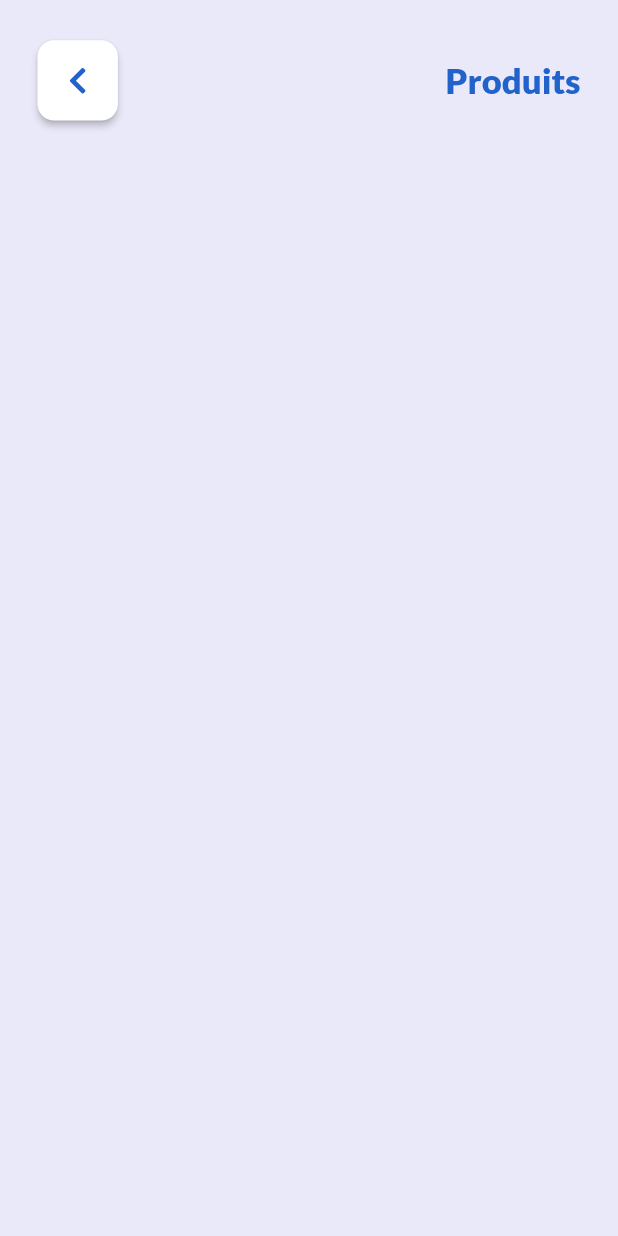
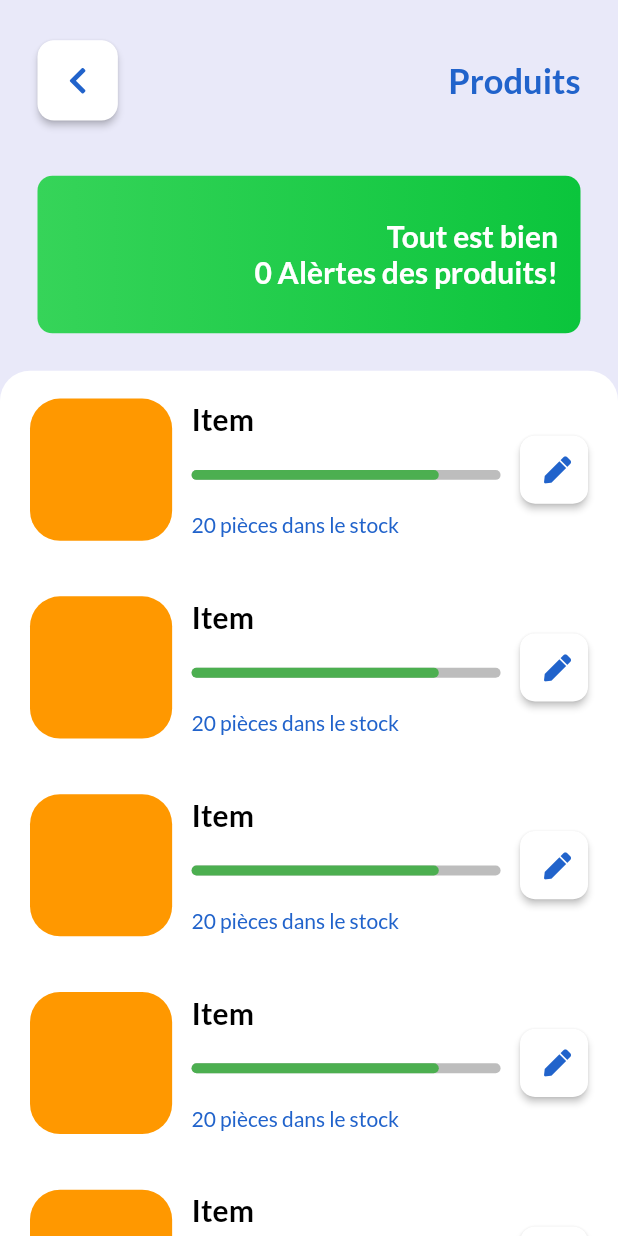
Before and after one commit to B-Houssam/iStock, a Flutter app: the screen it shows after launch, after a tap on an icon or button, on a phone screen of 412 x 824 dp. Run offline on Flutter 3.47's test engine with Material 2 defaults, Android fonts, the phone set to English and light mode, and no system bars; our stand-ins replace font_awesome_flutter, google_fonts.

Commit message:
added product list view

```diff
--- a/lib/views/List-produits.dart
+++ b/lib/views/List-produits.dart
@@ -1,4 +1,6 @@
 import 'package:flutter/material.dart';
+import 'package:iStock/widgets/allView/list.dart';
+import 'package:iStock/widgets/allView/status-bar.dart';
 import 'package:iStock/widgets/allView/top-bar.dart';
 
 class ALL extends StatefulWidget {
@@ -17,6 +19,8 @@ class _ALLState extends State<ALL> {
         child: Column(
           children: <Widget>[
             BackBar(),
+            StatusBar(),
+            ListAll(),
           ],
         ),
       ),
--- /dev/null
+++ b/lib/widgets/allView/list.dart
@@ -0,0 +1,36 @@
+import 'package:flutter/material.dart';
+import 'package:iStock/widgets/allView/ont-item.dart';
+
+class ListAll extends StatefulWidget {
+  ListAll({Key key}) : super(key: key);
+
+  @override
+  _ListAllState createState() => _ListAllState();
+}
+
+class _ListAllState extends State<ListAll> {
+  @override
+  Widget build(BuildContext context) {
+    return Expanded(
+      child: Container(
+        decoration: BoxDecoration(
+          color: Colors.white,
+          borderRadius: BorderRadius.only(
+              topRight: Radius.circular(20), topLeft: Radius.circular(20)),
+        ),
+        child: ListView(
+          physics: BouncingScrollPhysics(),
+          padding: EdgeInsets.only(bottom: 15),
+          children: <Widget>[
+            Item(),
+            Item(),
+            Item(),
+            Item(),
+            Item(),
+            Item(),
+          ],
+        ),
+      ),
+    );
+  }
+}
--- /dev/null
+++ b/lib/widgets/allView/ont-item.dart
@@ -0,0 +1,100 @@
+import 'package:flutter/material.dart';
+import 'package:font_awesome_flutter/font_awesome_flutter.dart';
+import 'package:google_fonts/google_fonts.dart';
+
+class Item extends StatefulWidget {
+  Item({Key key}) : super(key: key);
+
+  @override
+  _ItemState createState() => _ItemState();
+}
+
+class _ItemState extends State<Item> {
+  @override
+  Widget build(BuildContext context) {
+    return Container(
+      width: MediaQuery.of(context).size.width,
+      height: MediaQuery.of(context).size.height * .16,
+      padding: EdgeInsets.only(top: 10, bottom: 10, left: 20, right: 20),
+      child: Row(
+        mainAxisAlignment: MainAxisAlignment.spaceBetween,
+        crossAxisAlignment: CrossAxisAlignment.center,
+        children: <Widget>[
+          Container(
+            width: MediaQuery.of(context).size.width * .23,
+            height: MediaQuery.of(context).size.width * .23,
+            decoration: BoxDecoration(
+              color: Colors.orange,
+              borderRadius: BorderRadius.circular(20),
+            ),
+          ),
+          Column(
+            crossAxisAlignment: CrossAxisAlignment.start,
+            mainAxisAlignment: MainAxisAlignment.spaceAround,
+            children: <Widget>[
+              Text(
+                "Item",
+                style: GoogleFonts.lato(
+                  color: Colors.black,
+                  fontWeight: FontWeight.bold,
+                  fontSize: 20,
+                ),
+              ),
+              Container(
+                width: MediaQuery.of(context).size.width * .5,
+                height: MediaQuery.of(context).size.height * .01,
+                decoration: BoxDecoration(
+                  borderRadius: BorderRadius.circular(20),
+                ),
+                child: Stack(
+                  alignment: Alignment.centerLeft,
+                  children: <Widget>[
+                    Container(
+                      height: MediaQuery.of(context).size.height * .008,
+                      decoration: BoxDecoration(
+                        color: Colors.grey[400],
+                        borderRadius: BorderRadius.circular(20),
+                      ),
+                    ),
+                    Container(
+                      width: MediaQuery.of(context).size.width * .4,
+                      height: MediaQuery.of(context).size.height * .008,
+                      decoration: BoxDecoration(
+                        color: Colors.green,
+                        borderRadius: BorderRadius.circular(20),
+                      ),
+                    )
+                  ],
+                ),
+              ),
+              Text(
+                "20 pièces dans le stock",
+                style: GoogleFonts.lato(
+                  color: Color(0XFF2163CB),
+                  fontWeight: FontWeight.w500,
+                  fontSize: 14,
+                ),
+              ),
+            ],
+          ),
+          Container(
+            width: MediaQuery.of(context).size.width * .11,
+            height: MediaQuery.of(context).size.width * .11,
+            child: RaisedButton(
+              shape: RoundedRectangleBorder(
+                borderRadius: BorderRadius.circular(10),
+              ),
+              color: Colors.white,
+              onPressed: () {},
+              child: Icon(
+                FontAwesomeIcons.pen,
+                color: Color(0XFF2163CB),
+                size: 18,
+              ),
+            ),
+          ),
+        ],
+      ),
+    );
+  }
+}
--- /dev/null
+++ b/lib/widgets/allView/status-bar.dart
@@ -0,0 +1,42 @@
+import 'package:flutter/material.dart';
+import 'package:google_fonts/google_fonts.dart';
+
+class StatusBar extends StatefulWidget {
+  StatusBar({Key key}) : super(key: key);
+
+  @override
+  _StatusBarState createState() => _StatusBarState();
+}
+
+class _StatusBarState extends State<StatusBar> {
+  @override
+  Widget build(BuildContext context) {
+    return Container(
+      width: MediaQuery.of(context).size.width,
+      height: MediaQuery.of(context).size.height * .17,
+      child: Padding(
+        padding: EdgeInsets.only(bottom: 25, left: 25, right: 25, top: 10),
+        child: Container(
+          alignment: Alignment.centerRight,
+          padding: EdgeInsets.only(right: 15),
+          decoration: BoxDecoration(
+            gradient: LinearGradient(colors: [
+              Color(0XFF36D459),
+              Color(0XFF0BC53C),
+            ]),
+            borderRadius: BorderRadius.circular(10),
+          ),
+          child: Text(
+            "Tout est bien\n0 Alèrtes des produits!",
+            textAlign: TextAlign.end,
+            style: GoogleFonts.lato(
+              color: Colors.white,
+              fontWeight: FontWeight.bold,
+              fontSize: 20,
+            ),
+          ),
+        ),
+      ),
+    );
+  }
+}
--- a/lib/widgets/allView/top-bar.dart
+++ b/lib/widgets/allView/top-bar.dart
@@ -37,7 +37,7 @@ class BackBar extends StatelessWidget {
                 "Produits",
                 style: GoogleFonts.lato(
                   color: Color(0XFF2163CB),
-                  fontWeight: FontWeight.w900,
+                  fontWeight: FontWeight.w600,
                   fontSize: 23,
                 ),
               )
--- a/lib/widgets/mainView/action-bar.dart
+++ b/lib/widgets/mainView/action-bar.dart
@@ -42,7 +42,11 @@ class _ActionState extends State<ActionB> {
                 ),
               )),
           Padding(
-            padding: EdgeInsets.only(left: 30, right: 30, bottom: 13),
+            padding: EdgeInsets.only(
+              left: 30,
+              right: 30,
+              bottom: MediaQuery.of(context).size.height * .035,
+            ),
             child: Row(
               mainAxisAlignment: MainAxisAlignment.spaceBetween,
               children: <Widget>[
--- a/lib/widgets/mainView/main-card.dart
+++ b/lib/widgets/mainView/main-card.dart
@@ -24,53 +24,19 @@ class MainCard extends StatelessWidget {
                     topLeft: Radius.circular(30),
                     bottomRight: Radius.circular(30)),
               ),
-            ),
-            Positioned(
-              left: -25,
-              bottom: -20,
-              child: Opacity(
-                opacity: .3,
-                child: Container(
-                  width: MediaQuery.of(context).size.width * .35,
-                  height: MediaQuery.of(context).size.width * .35,
-                  decoration: BoxDecoration(
-                    shape: BoxShape.circle,
-                    color: Colors.white,
-                  ),
-                ),
-              ),
-            ),
-            Positioned(
-              right: -20,
-              top: -40,
-              child: Opacity(
-                opacity: .4,
-                child: Container(
-                  width: MediaQuery.of(context).size.width * .19,
-                  height: MediaQuery.of(context).size.width * .19,
-                  decoration: BoxDecoration(
-                    shape: BoxShape.circle,
-                    color: Colors.white,
-                  ),
-                ),
-              ),
-            ),
-            Positioned(
-              bottom: 30,
-              left: 30,
-              child: Icon(
+              padding: EdgeInsets.only(left: 25, right: 25, top: 20),
+              child: Row(
+                mainAxisAlignment: MainAxisAlignment.spaceBetween,
+                children: <Widget>[
+                  Icon(
                     FontAwesomeIcons.check,
                     color: Colors.white,
-                size: 60,
+                    size: 80,
                   ),
-            ),
-            Positioned(
-              top: 10,
-              right: 30,
-              child: Container(
-                height: MediaQuery.of(context).size.height,
+                  Container(
                     //color: Colors.black,
                     child: Column(
+                      mainAxisAlignment: MainAxisAlignment.spaceEvenly,
                       crossAxisAlignment: CrossAxisAlignment.start,
                       children: <Widget>[
                         Text(
@@ -107,9 +73,7 @@ class MainCard extends StatelessWidget {
                             ),
                           ],
                         ),
-                    Padding(
-                      padding: const EdgeInsets.only(top: 15.0),
-                      child: Row(
+                        Row(
                           children: <Widget>[
                             Text(
                               "Vérifier list produits",
@@ -126,8 +90,39 @@ class MainCard extends StatelessWidget {
                             ),
                           ],
                         ),
+                      ],
+                    ),
                   ),
                 ],
+              ),
+            ),
+            Positioned(
+              left: -25,
+              bottom: -20,
+              child: Opacity(
+                opacity: .3,
+                child: Container(
+                  width: MediaQuery.of(context).size.width * .35,
+                  height: MediaQuery.of(context).size.width * .35,
+                  decoration: BoxDecoration(
+                    shape: BoxShape.circle,
+                    color: Colors.white,
+                  ),
+                ),
+              ),
+            ),
+            Positioned(
+              right: -20,
+              top: -40,
+              child: Opacity(
+                opacity: .4,
+                child: Container(
+                  width: MediaQuery.of(context).size.width * .19,
+                  height: MediaQuery.of(context).size.width * .19,
+                  decoration: BoxDecoration(
+                    shape: BoxShape.circle,
+                    color: Colors.white,
+                  ),
                 ),
               ),
             ),
```
Also changed, not shown: 1 other file. Lines whose indentation alone changed are shown as unchanged.
